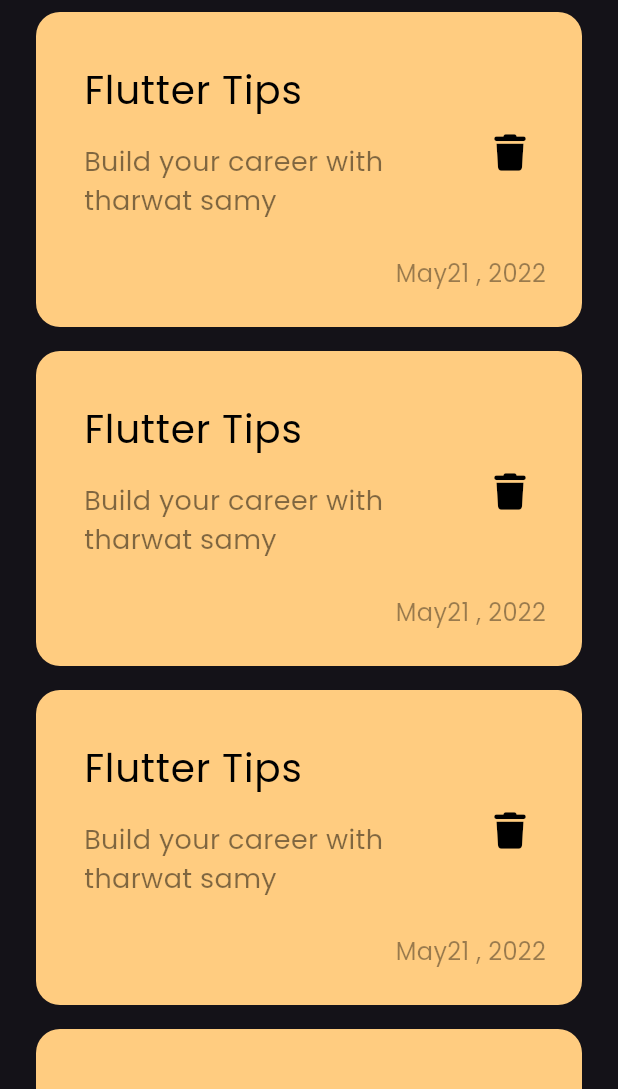
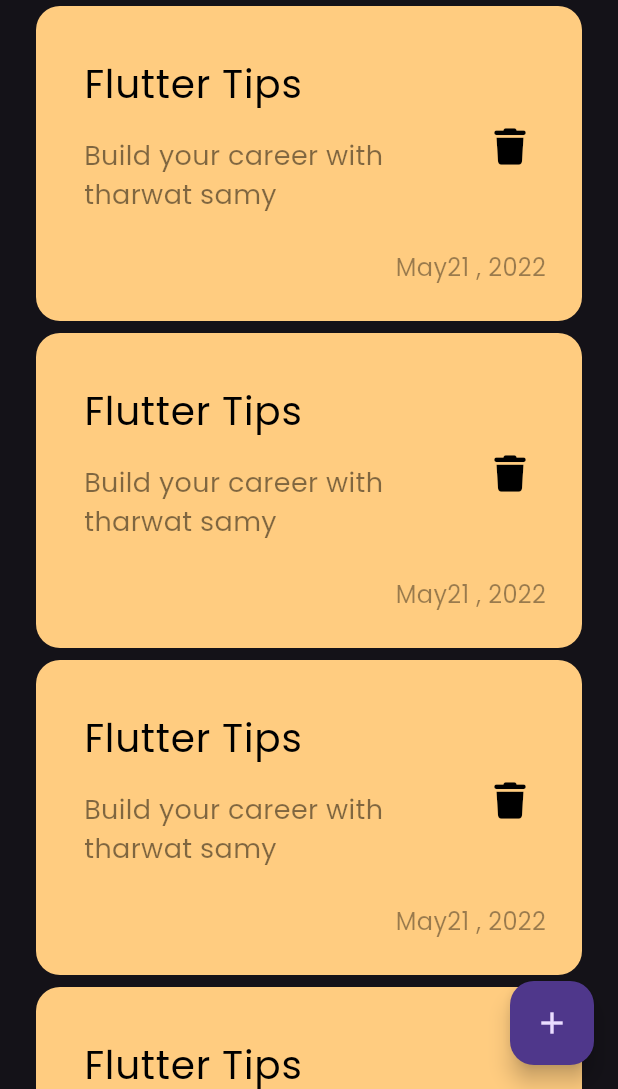
Before and after one commit to sherifshouaib/notes_app, a Flutter app: the screen it shows after launch, on a phone screen of 412 x 824 dp, the part 147-1236 px from its top. Run offline on Flutter 3.47's test engine with Material 3 defaults, Android fonts, the phone set to English and light mode, and no system bars; our stand-ins replace font_awesome_flutter.

Commit message:
add floating action button

```diff
--- a/lib/views/notes_view.dart
+++ b/lib/views/notes_view.dart
@@ -7,7 +7,11 @@ class NotesView extends StatelessWidget {
   @override
   Widget build(BuildContext context) {
     return Scaffold(
-      body: NotesViewBody(),
+      floatingActionButton: FloatingActionButton(
+        onPressed: () {},
+        child: const Icon(Icons.add),
+      ),
+      body: const NotesViewBody(),
     );
   }
 }
--- a/lib/widgets/notes_list_view.dart
+++ b/lib/widgets/notes_list_view.dart
@@ -9,7 +9,7 @@ class NotesListView extends StatelessWidget {
     return ListView.builder(
       itemBuilder: (context, index) {
         return Padding(
-          padding: const EdgeInsets.symmetric(vertical: 8),
+          padding: const EdgeInsets.symmetric(vertical: 4),
           child: const NoteItem(),
         );
       },
```
